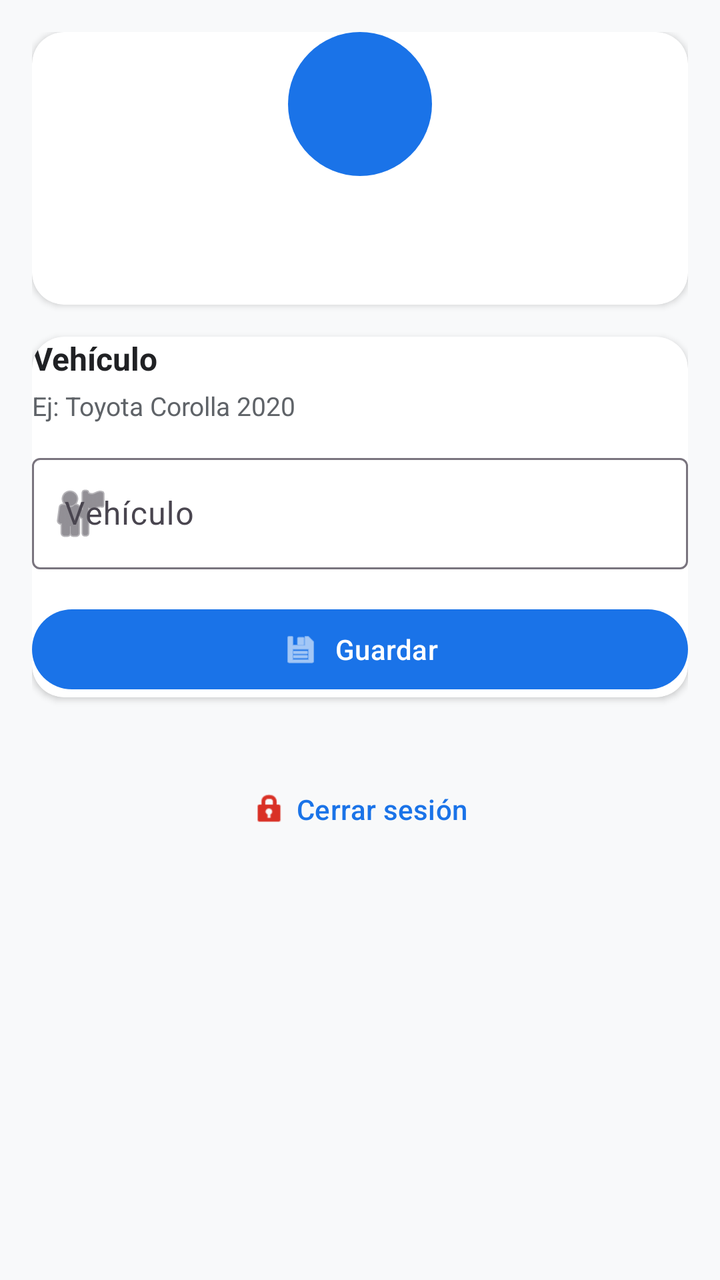
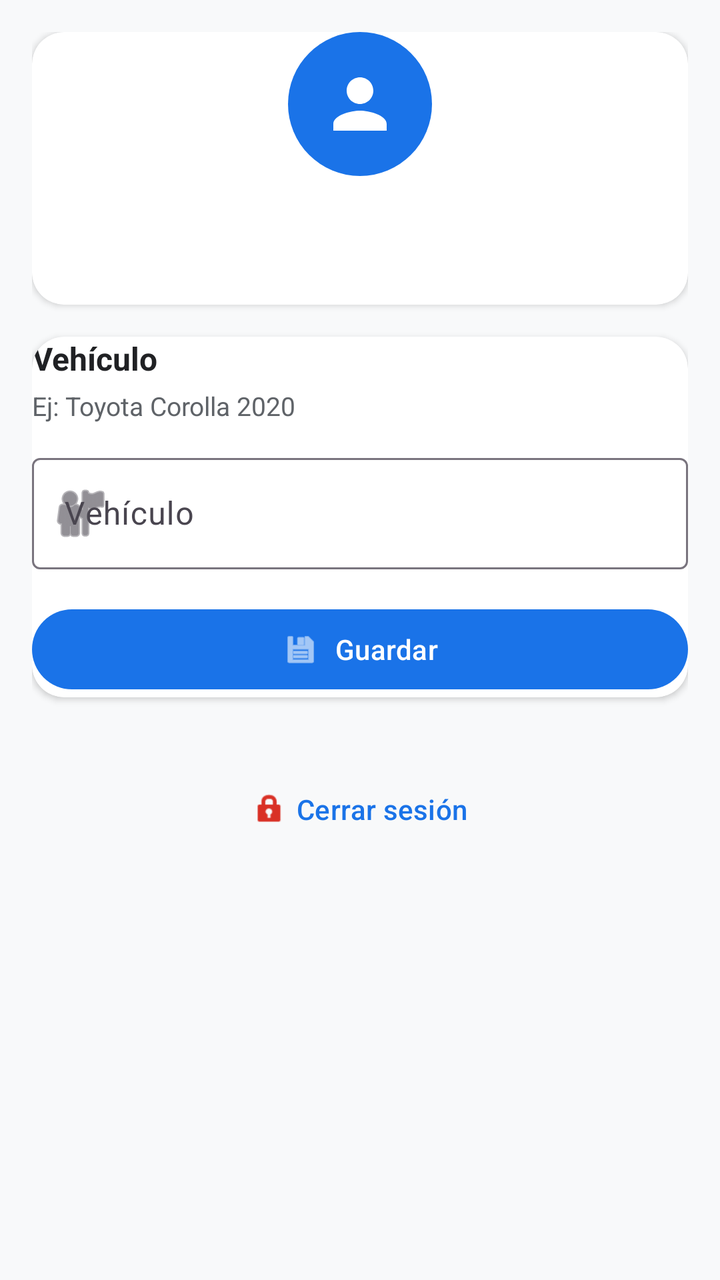

Compare the two renders of this Android layout. The source of the first and the diff that turns it into the second are given below.
<!-- AndroidManifest.xml: application theme Theme.CarpoolApp -->
<!-- res/layout/fragment_perfil.xml -->
<?xml version="1.0" encoding="utf-8"?>
<ScrollView
    xmlns:android="http://schemas.android.com/apk/res/android"
    xmlns:app="http://schemas.android.com/apk/res-auto"
    android:layout_width="match_parent"
    android:layout_height="match_parent"
    android:background="@color/background">

    <androidx.constraintlayout.widget.ConstraintLayout
        android:layout_width="match_parent"
        android:layout_height="wrap_content"
        android:padding="16dp">

        <com.google.android.material.card.MaterialCardView
            android:id="@+id/profile_card"
            android:layout_width="0dp"
            android:layout_height="wrap_content"
            app:cardCornerRadius="16dp"
            app:cardElevation="2dp"
            app:cardBackgroundColor="@color/surface"
            app:layout_constraintTop_toTopOf="parent"
            app:layout_constraintStart_toStartOf="parent"
            app:layout_constraintEnd_toEndOf="parent"
            android:padding="24dp">

            <androidx.constraintlayout.widget.ConstraintLayout
                android:layout_width="match_parent"
                android:layout_height="wrap_content">

                <TextView
                    android:id="@+id/avatar"
                    android:layout_width="72dp"
                    android:layout_height="72dp"
                    android:background="@drawable/circle_avatar_background"
                    android:gravity="center"
                    android:textSize="28sp"
                    android:textStyle="bold"
                    android:textColor="@color/on_primary"
                    app:layout_constraintTop_toTopOf="parent"
                    app:layout_constraintStart_toStartOf="parent"
                    app:layout_constraintEnd_toEndOf="parent" />

                <TextView
                    android:id="@+id/tv_nombre"
                    android:layout_width="0dp"
                    android:layout_height="wrap_content"
                    android:textSize="22sp"
                    android:textStyle="bold"
                    android:textColor="@color/text_primary"
                    android:gravity="center"
                    android:layout_marginTop="12dp"
                    app:layout_constraintTop_toBottomOf="@id/avatar"
                    app:layout_constraintStart_toStartOf="parent"
                    app:layout_constraintEnd_toEndOf="parent" />

                <TextView
                    android:id="@+id/tv_email"
                    android:layout_width="0dp"
                    android:layout_height="wrap_content"
                    android:textSize="14sp"
                    android:textColor="@color/text_secondary"
                    android:gravity="center"
                    app:layout_constraintTop_toBottomOf="@id/tv_nombre"
                    app:layout_constraintStart_toStartOf="parent"
                    app:layout_constraintEnd_toEndOf="parent"
                    android:layout_marginTop="4dp" />
            </androidx.constraintlayout.widget.ConstraintLayout>
        </com.google.android.material.card.MaterialCardView>

        <com.google.android.material.card.MaterialCardView
            android:id="@+id/vehiculo_card"
            android:layout_width="0dp"
            android:layout_height="wrap_content"
            app:cardCornerRadius="16dp"
            app:cardElevation="2dp"
            app:cardBackgroundColor="@color/surface"
            android:layout_marginTop="16dp"
            app:layout_constraintTop_toBottomOf="@id/profile_card"
            app:layout_constraintStart_toStartOf="parent"
            app:layout_constraintEnd_toEndOf="parent"
            android:padding="20dp">

            <androidx.constraintlayout.widget.ConstraintLayout
                android:layout_width="match_parent"
                android:layout_height="wrap_content">

                <TextView
                    android:id="@+id/vehiculo_title"
                    android:layout_width="wrap_content"
                    android:layout_height="wrap_content"
                    android:text="Vehículo"
                    android:textSize="16sp"
                    android:textStyle="bold"
                    android:textColor="@color/text_primary"
                    app:layout_constraintTop_toTopOf="parent"
                    app:layout_constraintStart_toStartOf="parent" />

                <TextView
                    android:id="@+id/vehiculo_helper"
                    android:layout_width="0dp"
                    android:layout_height="wrap_content"
                    android:text="Ej: Toyota Corolla 2020"
                    android:textSize="13sp"
                    android:textColor="@color/text_secondary"
                    app:layout_constraintTop_toBottomOf="@id/vehiculo_title"
                    app:layout_constraintStart_toStartOf="parent"
                    app:layout_constraintEnd_toEndOf="parent"
                    android:layout_marginTop="4dp" />

                <com.google.android.material.textfield.TextInputLayout
                    android:id="@+id/vehiculo_layout"
                    android:layout_width="0dp"
                    android:layout_height="wrap_content"
                    android:hint="@string/label_vehiculo"
                    style="@style/Widget.Material3.TextInputLayout.OutlinedBox"
                    app:startIconDrawable="@android:drawable/ic_menu_myplaces"
                    app:layout_constraintTop_toBottomOf="@id/vehiculo_helper"
                    app:layout_constraintStart_toStartOf="parent"
                    app:layout_constraintEnd_toEndOf="parent"
                    android:layout_marginTop="12dp">

                    <com.google.android.material.textfield.TextInputEditText
                        android:id="@+id/vehiculo_input"
                        android:layout_width="match_parent"
                        android:layout_height="wrap_content"
                        android:inputType="textCapWords" />
                </com.google.android.material.textfield.TextInputLayout>

                <com.google.android.material.button.MaterialButton
                    android:id="@+id/btn_guardar"
                    android:layout_width="0dp"
                    android:layout_height="48dp"
                    android:text="@string/btn_guardar"
                    app:icon="@android:drawable/ic_menu_save"
                    app:iconGravity="textStart"
                    app:layout_constraintTop_toBottomOf="@id/vehiculo_layout"
                    app:layout_constraintStart_toStartOf="parent"
                    app:layout_constraintEnd_toEndOf="parent"
                    android:layout_marginTop="16dp" />
            </androidx.constraintlayout.widget.ConstraintLayout>
        </com.google.android.material.card.MaterialCardView>

        <TextView
            android:id="@+id/mensaje_feedback"
            android:layout_width="0dp"
            android:layout_height="wrap_content"
            android:textSize="14sp"
            android:textAlignment="center"
            android:padding="12dp"
            android:background="@drawable/feedback_background"
            android:visibility="gone"
            app:layout_constraintTop_toBottomOf="@id/btn_cerrar_sesion"
            app:layout_constraintStart_toStartOf="parent"
            app:layout_constraintEnd_toEndOf="parent"
            android:layout_marginTop="16dp" />

        <com.google.android.material.button.MaterialButton
            android:id="@+id/btn_cerrar_sesion"
            android:layout_width="0dp"
            android:layout_height="48dp"
            android:text="@string/msg_cerrar_sesion"
            style="@style/Widget.Material3.Button.TextButton"
            app:icon="@android:drawable/ic_lock_idle_lock"
            app:iconGravity="textStart"
            app:iconTint="@color/error"
            app:layout_constraintTop_toBottomOf="@id/vehiculo_card"
            app:layout_constraintStart_toStartOf="parent"
            app:layout_constraintEnd_toEndOf="parent"
            android:layout_marginTop="32dp" />

    </androidx.constraintlayout.widget.ConstraintLayout>
</ScrollView>
<!-- resources referenced by this layout -->
<resources>
  <color name="background">#FFF8F9FA</color>
  <color name="error">#FFD93025</color>
  <color name="on_primary">#FFFFFFFF</color>
  <color name="surface">#FFFFFFFF</color>
  <color name="text_primary">#FF202124</color>
  <color name="text_secondary">#FF5F6368</color>
  <!-- drawable circle_avatar_background (drawable) -->
  <?xml version="1.0" encoding="utf-8"?>
  <shape xmlns:android="http://schemas.android.com/apk/res/android"
      android:shape="oval">
      <solid android:color="@color/primary" />
  </shape>
  <!-- drawable feedback_background (drawable) -->
  <?xml version="1.0" encoding="utf-8"?>
  <shape xmlns:android="http://schemas.android.com/apk/res/android"
      android:shape="rectangle">
      <solid android:color="#E8F5E9" />
      <corners android:radius="8dp" />
      <padding
          android:left="8dp"
          android:top="8dp"
          android:right="8dp"
          android:bottom="8dp" />
  </shape>
  <string name="btn_guardar">Guardar</string>
  <string name="label_vehiculo">Vehículo</string>
  <string name="msg_cerrar_sesion">Cerrar sesión</string>
  <style name="Theme.CarpoolApp" parent="Theme.Material3.DayNight.NoActionBar">
          <item name="colorPrimary">@color/primary</item>
          <item name="colorOnPrimary">@color/on_primary</item>
          <item name="colorPrimaryContainer">@color/primary_variant</item>
          <item name="colorSecondary">@color/secondary</item>
          <item name="colorOnSecondary">@color/on_secondary</item>
          <item name="colorError">@color/error</item>
          <item name="colorOnError">@color/on_error</item>
          <item name="android:colorBackground">@color/background</item>
          <item name="colorOnBackground">@color/on_background</item>
          <item name="colorOnSurface">@color/on_surface</item>
          <item name="materialCardViewStyle">@style/Widget.CarpoolApp.Card</item>
      </style>
  <color name="primary">#FF1A73E8</color>
  <color name="primary_variant">#FF1557B0</color>
  <color name="secondary">#FF34A853</color>
  <color name="on_secondary">#FFFFFFFF</color>
  <color name="on_error">#FFFFFFFF</color>
  <color name="on_background">#FF202124</color>
  <color name="on_surface">#FF202124</color>
  <style name="Widget.CarpoolApp.Card" parent="Widget.Material3.CardView.Filled">
          <item name="cardCornerRadius">16dp</item>
          <item name="cardElevation">2dp</item>
          <item name="strokeWidth">0dp</item>
      </style>
</resources>

<!-- the commit's change to res/layout/fragment_perfil.xml (unified diff, before → after) -->
@@ -27,15 +27,15 @@
                 android:layout_width="match_parent"
                 android:layout_height="wrap_content">
 
-                <TextView
+                <ImageView
                     android:id="@+id/avatar"
                     android:layout_width="72dp"
                     android:layout_height="72dp"
                     android:background="@drawable/circle_avatar_background"
-                    android:gravity="center"
-                    android:textSize="28sp"
-                    android:textStyle="bold"
-                    android:textColor="@color/on_primary"
+                    android:padding="16dp"
+                    android:src="@drawable/ic_person_grey_24dp"
+                    app:tint="@color/on_primary"
+                    android:contentDescription="@string/desc_avatar"
                     app:layout_constraintTop_toTopOf="parent"
                     app:layout_constraintStart_toStartOf="parent"
                     app:layout_constraintEnd_toEndOf="parent" />
<!-- resource entries referenced after the edit -->
@@ -24,7 +24,19 @@
           android:right="8dp"
           android:bottom="8dp" />
   </shape>
+  <!-- drawable ic_person_grey_24dp (drawable) -->
+  <?xml version="1.0" encoding="utf-8"?>
+  <vector xmlns:android="http://schemas.android.com/apk/res/android"
+      android:width="24dp"
+      android:height="24dp"
+      android:viewportWidth="24"
+      android:viewportHeight="24">
+      <path
+          android:fillColor="#757575"
+          android:pathData="M12,12c2.21,0 4,-1.79 4,-4s-1.79,-4 -4,-4 -4,1.79 -4,4 1.79,4 4,4zM12,14c-2.67,0 -8,1.34 -8,4v2h16v-2c0,-2.66 -5.33,-4 -8,-4z"/>
+  </vector>
   <string name="btn_guardar">Guardar</string>
+  <string name="desc_avatar">Avatar del usuario</string>
   <string name="label_vehiculo">Vehículo</string>
   <string name="msg_cerrar_sesion">Cerrar sesión</string>
   <style name="Theme.CarpoolApp" parent="Theme.Material3.DayNight.NoActionBar">
